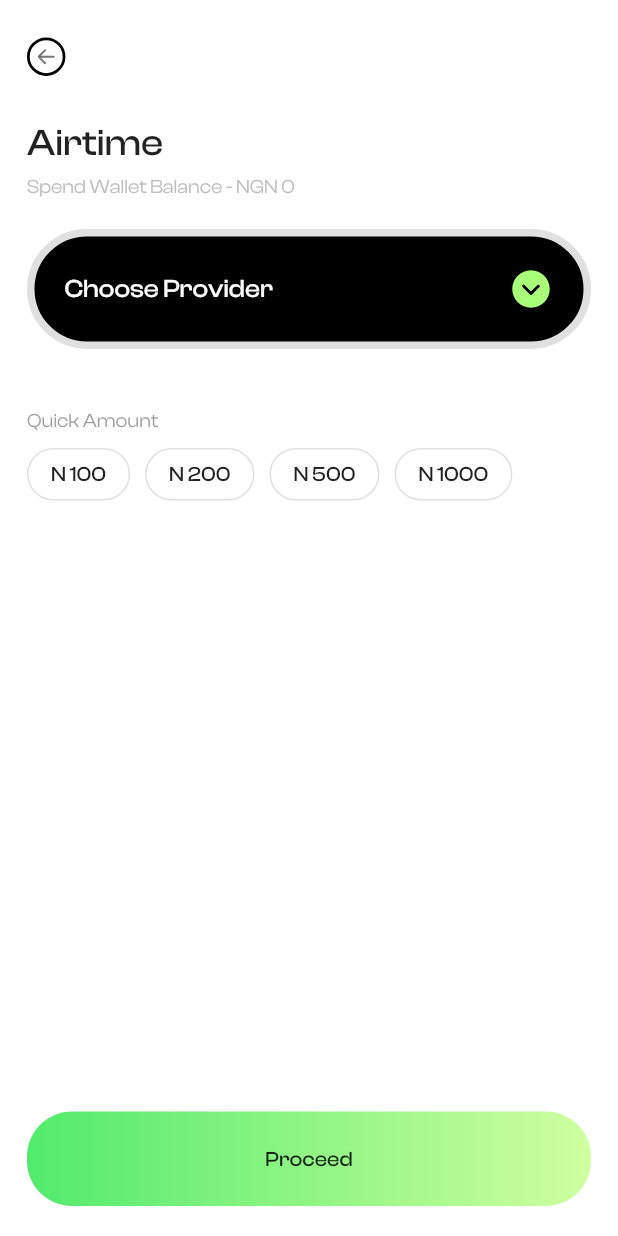
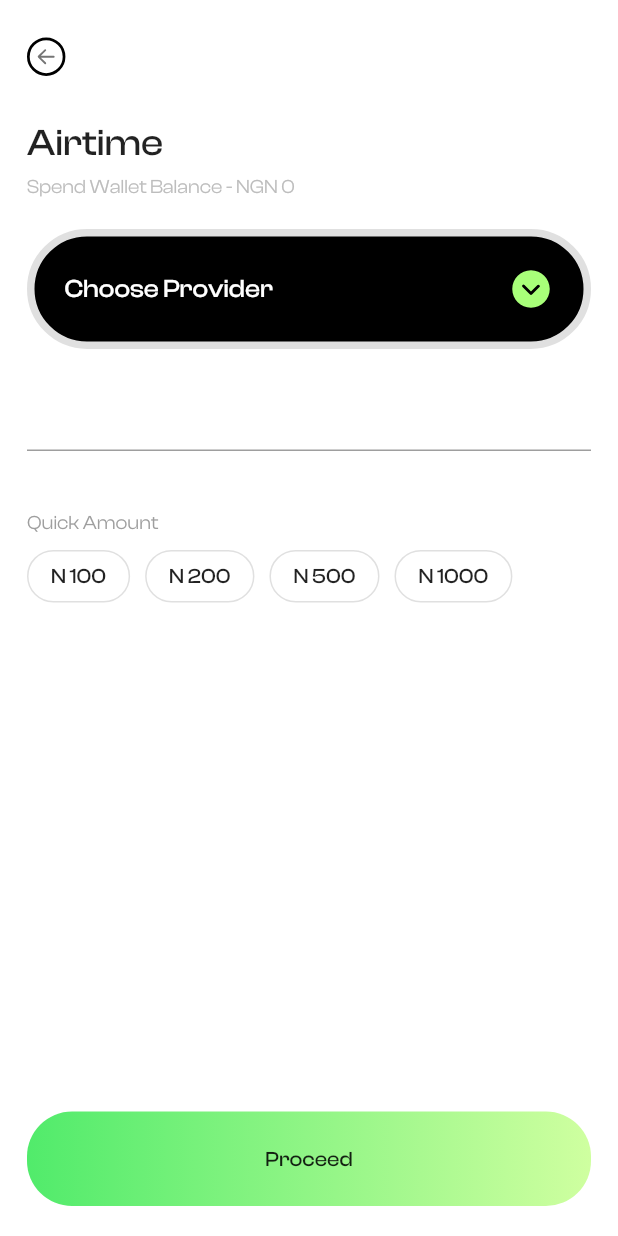
Before and after one commit to ProsperChihimba/flip-clone, a Flutter app: the AirtimeScreen screen opened directly, on a phone screen of 412 x 824 dp. Run offline on Flutter 3.47's test engine with Material 2 defaults, Android fonts, the phone set to English and light mode, and no system bars; our stand-ins replace fluentui_icons, gap, get.

```diff
--- /dev/null
+++ b/lib/pages/payments/airtime/amount.dart
@@ -0,0 +1,15 @@
+import 'package:flutter/material.dart';
+
+class AmountInput extends StatefulWidget {
+  const AmountInput({super.key});
+
+  @override
+  State<AmountInput> createState() => _AmountInputState();
+}
+
+class _AmountInputState extends State<AmountInput> {
+  @override
+  Widget build(BuildContext context) {
+    return TextField();
+  }
+}
--- a/lib/pages/payments/airtime/index.dart
+++ b/lib/pages/payments/airtime/index.dart
@@ -1,3 +1,4 @@
+import 'package:flip/pages/payments/airtime/amount.dart';
 import 'package:flip/pages/payments/airtime/choose_provider.dart';
 import 'package:flip/pages/payments/airtime/quick_amount.dart';
 import 'package:flip/sections/navigation.dart';
@@ -53,6 +54,10 @@ class _AirtimeScreenState extends State<AirtimeScreen> {
             Gap(AppLayout.getHeight(20)),
             const ChooseProvider(),
 
+            // amout
+            Gap(AppLayout.getHeight(20)),
+            const AmountInput(),
+
             // quick amounts
             Gap(AppLayout.getHeight(40)),
             const QuickAmounts(),
```
